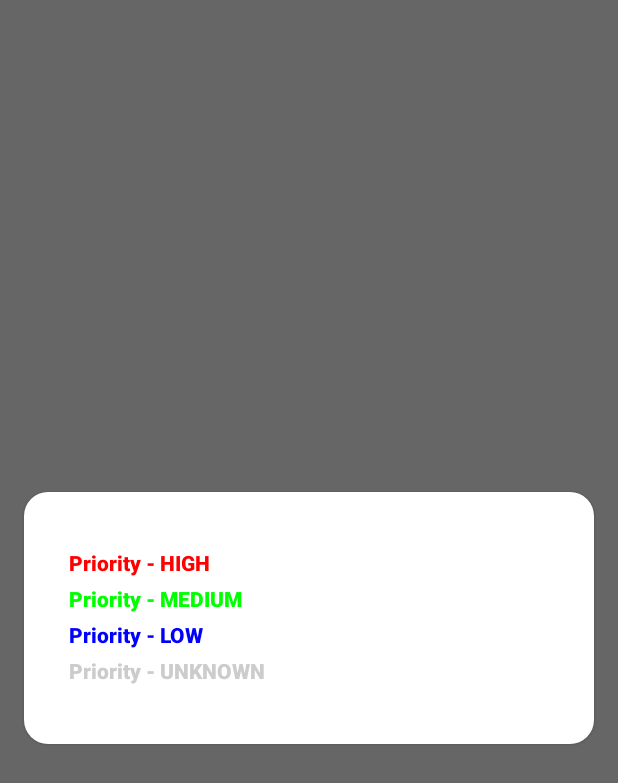
After one commit to ronjunevaldoz/todo-app-multiplatform, an Android app built with Jetpack Compose: the composable PriorityPicker shown on its own in the app's theme, on a phone screen of 412 x 824 dp. The commit adds this screen. Shown: the top 783 px of the screen. Run offline under Robolectric (Android 15) with nearby library versions, the phone set to English and light mode, and no system bars; libraries missing offline, so code that uses them is left out: io.realm.kotlin, org.mongodb.kbson; 1 statement that could not run was skipped.

Commit message:
Added simple prioritization

```diff
--- a/shared/src/commonMain/kotlin/App.kt
+++ b/shared/src/commonMain/kotlin/App.kt
@@ -70,6 +70,7 @@ fun App() {
                         "title",
                         "description",
                         "timestamp",
+                        "priority",
                     )
                 ) { savedState ->
                     AddEditTaskViewModel(taskId, savedState)
--- /dev/null
+++ b/shared/src/commonMain/kotlin/com/ronjunevaldoz/todo/model/data/Priority.kt
@@ -0,0 +1,18 @@
+package com.ronjunevaldoz.todo.model.data
+
+import androidx.compose.ui.graphics.Color
+
+enum class Priority(val value: Int) {
+    HIGH(0),
+    MEDIUM(1),
+    LOW(2),
+    UNKNOWN(3),
+}
+
+val Priority.color: Color
+    get() = when (this) {
+        Priority.HIGH -> Color.Red
+        Priority.MEDIUM -> Color.Green
+        Priority.LOW -> Color.Blue
+        Priority.UNKNOWN -> Color.LightGray
+    }
--- /dev/null
+++ b/shared/src/commonMain/kotlin/com/ronjunevaldoz/todo/ui/common/PriorityPicker.kt
@@ -0,0 +1,55 @@
+package com.ronjunevaldoz.todo.ui.common
+
+import androidx.compose.foundation.background
+import androidx.compose.foundation.clickable
+import androidx.compose.foundation.layout.Arrangement
+import androidx.compose.foundation.layout.fillMaxWidth
+import androidx.compose.foundation.layout.padding
+import androidx.compose.foundation.lazy.LazyColumn
+import androidx.compose.foundation.lazy.items
+import androidx.compose.foundation.shape.RoundedCornerShape
+import androidx.compose.material.Card
+import androidx.compose.material.Text
+import androidx.compose.runtime.Composable
+import androidx.compose.ui.Modifier
+import androidx.compose.ui.graphics.Color
+import androidx.compose.ui.text.font.FontWeight
+import androidx.compose.ui.unit.dp
+import androidx.compose.ui.window.Dialog
+import com.ronjunevaldoz.todo.model.data.Priority
+import com.ronjunevaldoz.todo.model.data.Todo
+import com.ronjunevaldoz.todo.model.data.color
+import com.ronjunevaldoz.todo.ui.screens.todo.list.TaskListEvent
+
+@Composable
+fun PriorityPicker(todo: Todo, onDismiss: () -> Unit, onEvent: (TaskListEvent) -> Unit) {
+    Dialog(onDismissRequest = onDismiss) {
+        Card(
+            modifier = Modifier
+                .fillMaxWidth()
+                .padding(16.dp),
+            shape = RoundedCornerShape(16.dp),
+        ) {
+            LazyColumn(
+                Modifier
+                    .fillMaxWidth()
+                    .padding(horizontal = 30.dp, vertical = 40.dp)
+                    .background(shape = RoundedCornerShape(20.dp), color = Color.White),
+                verticalArrangement = Arrangement.spacedBy(8.dp),
+            ) {
+                items(Priority.entries) { priority ->
+                    Text(
+                        text = "Priority - ${priority.name}",
+                        color = priority.color,
+                        fontWeight = FontWeight.ExtraBold,
+                        modifier = Modifier
+                            .clickable {
+                                onEvent(TaskListEvent.OnPriorityChange(todo, priority))
+                                onDismiss()
+                            }
+                    )
+                }
+            }
+        }
+    }
+}
--- a/shared/src/commonMain/kotlin/com/ronjunevaldoz/todo/ui/screens/todo/add_edit/AddEditScreen.kt
+++ b/shared/src/commonMain/kotlin/com/ronjunevaldoz/todo/ui/screens/todo/add_edit/AddEditScreen.kt
@@ -75,7 +75,7 @@ fun AddEditScreen(
                 enabled = false,
                 value = viewModel.fieldTimestamp,
                 onValueChange = {
-                    viewModel.onEvent(AddEditTaskEvent.OnTimestampChange(it))
+                    viewModel.onEvent(AddEditTaskEvent.OnDueDateTimeChange(it))
                 },
                 placeholder = "Duedate",
             )
--- a/shared/src/commonMain/kotlin/com/ronjunevaldoz/todo/ui/screens/todo/add_edit/AddEditTaskEvent.kt
+++ b/shared/src/commonMain/kotlin/com/ronjunevaldoz/todo/ui/screens/todo/add_edit/AddEditTaskEvent.kt
@@ -1,8 +1,11 @@
 package com.ronjunevaldoz.todo.ui.screens.todo.add_edit
+
+import com.ronjunevaldoz.todo.model.data.Priority
 
 sealed class AddEditTaskEvent {
     data class OnTitleChange(val value: String) : AddEditTaskEvent()
     data class OnDescriptionChange(val value: String) : AddEditTaskEvent()
-    data class OnTimestampChange(val value: String) : AddEditTaskEvent()
+    data class OnDueDateTimeChange(val value: String) : AddEditTaskEvent()
+    data class OnPriorityChange(val value: Priority) : AddEditTaskEvent()
     data object OnSaveTaskClick  : AddEditTaskEvent()
 }
--- a/shared/src/commonMain/kotlin/com/ronjunevaldoz/todo/ui/screens/todo/list/TaskListEvent.kt
+++ b/shared/src/commonMain/kotlin/com/ronjunevaldoz/todo/ui/screens/todo/list/TaskListEvent.kt
@@ -1,10 +1,12 @@
 package com.ronjunevaldoz.todo.ui.screens.todo.list
 
+import com.ronjunevaldoz.todo.model.data.Priority
 import com.ronjunevaldoz.todo.model.data.Todo
 
 sealed class TaskListEvent {
     data class OnTaskClick(val task: Todo) : TaskListEvent()
     data object OnAddTaskClick : TaskListEvent()
+    data class OnPriorityChange(val task: Todo, val priority: Priority) : TaskListEvent()
     data class OnDoneChange(val task: Todo, val isDone: Boolean) : TaskListEvent()
     data class DeleteTask(val task: Todo) : TaskListEvent()
 }
--- a/shared/src/commonMain/kotlin/com/ronjunevaldoz/todo/ui/screens/todo/list/TaskListScreen.kt
+++ b/shared/src/commonMain/kotlin/com/ronjunevaldoz/todo/ui/screens/todo/list/TaskListScreen.kt
@@ -76,8 +76,8 @@ fun TaskListScreen(
             )
             Spacer(modifier = Modifier.height(10.dp))
             LazyColumn {
-                tasks?.let {
-                    items(it.list) { task ->
+                tasks?.let { result->
+                    items(result.list.sortedBy { it.priority.value }) { task ->
                         TaskItem(
                             task = task,
                             onEvent = viewModel::onEvent
```
Also changed, not shown: shared/src/commonMain/kotlin/com/ronjunevaldoz/todo/model/data/Todo.kt (+22 -4 lines), shared/src/commonMain/kotlin/com/ronjunevaldoz/todo/ui/screens/todo/add_edit/AddEditTaskViewModel.kt (+19 -6 lines), shared/src/commonMain/kotlin/com/ronjunevaldoz/todo/ui/screens/todo/list/TaskItem.kt (+41 -7 lines), shared/src/commonMain/kotlin/com/ronjunevaldoz/todo/ui/screens/todo/list/TaskListViewModel.kt (+9 -0 lines).
